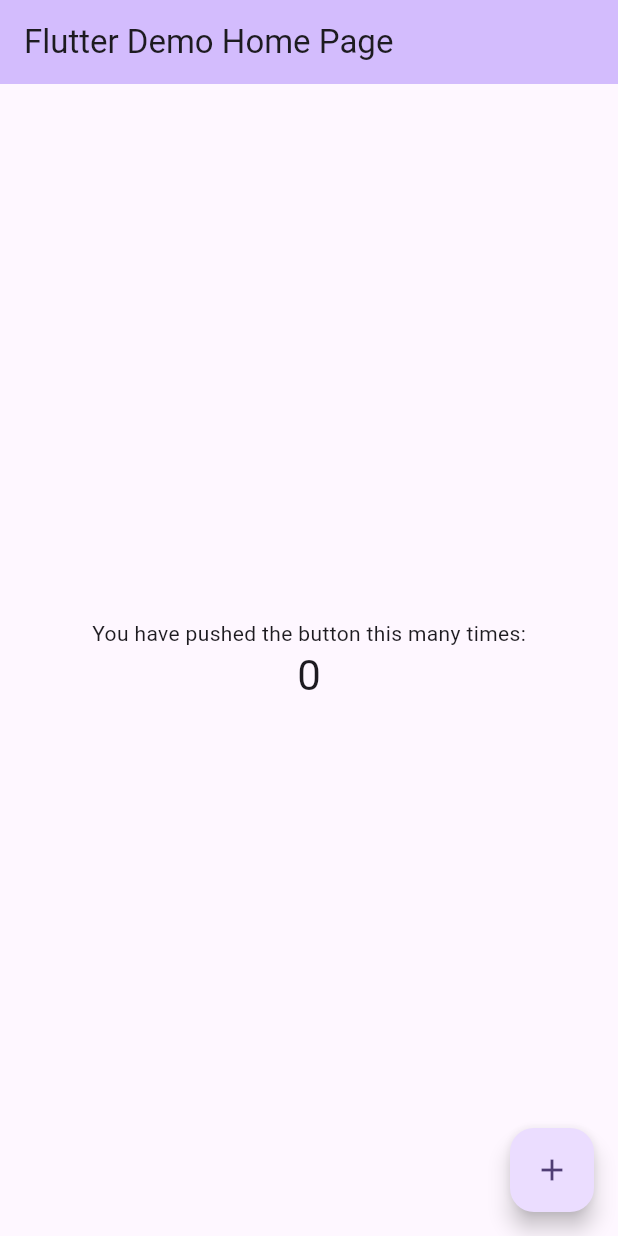
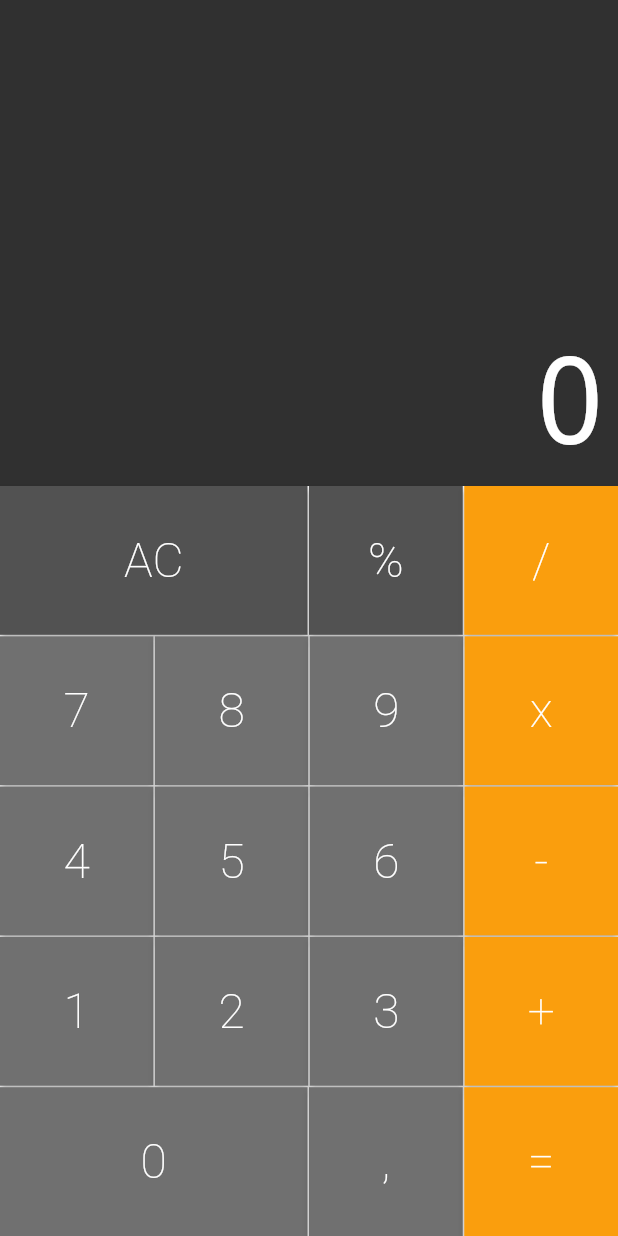
Before and after one commit to lucasvini382/calculator_flutter, a Flutter app: the screen it shows after launch, on a phone screen of 412 x 824 dp. Run offline on Flutter 3.47's test engine with Material 2 defaults, Android fonts, the phone set to English and light mode, and no system bars; drawn by our look-alikes of auto_size_text.

Commit message:
feature: Finaliza calculadora.

```diff
--- /dev/null
+++ b/lib/components/button.dart
@@ -0,0 +1,62 @@
+import 'package:flutter/material.dart';
+
+class Button extends StatelessWidget {
+  static const dark = Color.fromRGBO(82, 82, 82, 1);
+  static const defaultColor = Color.fromRGBO(112, 112, 112, 1);
+  static const operationColor = Color.fromRGBO(250, 158, 13, 1);
+
+  final String text;
+  final bool big;
+  final Color color;
+  final void Function(String) cb;
+
+  const Button({
+    super.key,
+    this.color = defaultColor,
+    required this.text,
+    this.big = false,
+    required this.cb,
+  });
+
+  const Button.big({
+    super.key,
+    this.color = defaultColor,
+    required this.text,
+    this.big = true,
+    required this.cb,
+  });
+
+  const Button.operation({
+    super.key,
+    this.color = operationColor,
+    required this.text,
+    this.big = false,
+    required this.cb,
+  });
+
+  @override
+  Widget build(BuildContext context) {
+    return Expanded(
+      flex: big ? 2 : 1,
+      child: ElevatedButton(
+        style: ButtonStyle(
+          backgroundColor: MaterialStatePropertyAll<Color>(color),
+          shape: MaterialStateProperty.all<RoundedRectangleBorder>(
+            RoundedRectangleBorder(
+              borderRadius: BorderRadius.circular(0.0),
+            ),
+          ),
+        ),
+        onPressed: () => cb(text),
+        child: Text(
+          text,
+          style: const TextStyle(
+            color: Colors.white,
+            fontSize: 32,
+            fontWeight: FontWeight.w200,
+          ),
+        ),
+      ),
+    );
+  }
+}
--- /dev/null
+++ b/lib/components/button_row.dart
@@ -0,0 +1,29 @@
+import 'package:flutter/material.dart';
+import 'button.dart';
+
+class ButtonRow extends StatelessWidget {
+  final List<Button> buttons;
+
+  const ButtonRow(this.buttons, {super.key});
+
+  @override
+  Widget build(BuildContext context) {
+    return Expanded(
+      flex: 1,
+      child: Row(
+        crossAxisAlignment: CrossAxisAlignment.stretch,
+        children: buttons.fold(<Widget>[], (list, b) {
+          list.isEmpty
+              ? list.add(b)
+              : list.addAll([
+                  const SizedBox(
+                    width: 1,
+                  ),
+                  b
+                ]);
+          return list;
+        }),
+      ),
+    );
+  }
+}
--- /dev/null
+++ b/lib/components/display.dart
@@ -0,0 +1,40 @@
+import 'package:auto_size_text/auto_size_text.dart';
+import 'package:flutter/material.dart';
+
+class Display extends StatelessWidget {
+  final String text;
+
+  const Display(this.text, {super.key});
+
+  @override
+  Widget build(BuildContext context) {
+    return Expanded(
+      flex: 1,
+      child: Container(
+        color: const Color.fromRGBO(48, 48, 48, 1),
+        child: Column(
+          crossAxisAlignment: CrossAxisAlignment.stretch,
+          mainAxisAlignment: MainAxisAlignment.end,
+          children: [
+            Padding(
+              padding: const EdgeInsets.all(8.0),
+              child: AutoSizeText(
+                  text,
+                minFontSize: 20,
+                maxFontSize: 80,
+                maxLines: 1,
+                textAlign: TextAlign.end,
+                style: const TextStyle(
+                  fontWeight: FontWeight.w100,
+                  decoration: TextDecoration.none,
+                  fontSize: 80,
+                  color: Colors.white,
+                ),
+              ),
+            ),
+          ],
+        ),
+      ),
+    );
+  }
+}
--- /dev/null
+++ b/lib/components/keyboard.dart
@@ -0,0 +1,64 @@
+import 'package:calculator_flutter/components/button.dart';
+import 'package:calculator_flutter/components/button_row.dart';
+import 'package:flutter/material.dart';
+
+class Keyboard extends StatelessWidget {
+  final void Function(String) cb;
+
+  const Keyboard(this.cb, {super.key});
+
+  @override
+  Widget build(BuildContext context) {
+    return SizedBox(
+      height: 500,
+      child: Column(
+        children: [
+          ButtonRow([
+            Button.big(
+              text: 'AC',
+              cb: cb,
+              color: Button.dark,
+            ),
+            Button(text: '%', cb: cb, color: Button.dark),
+            Button.operation(text: '/', cb: cb),
+          ]),
+          const SizedBox(
+            height: 1,
+          ),
+          ButtonRow([
+            Button(text: '7', cb: cb),
+            Button(text: '8', cb: cb),
+            Button(text: '9', cb: cb),
+            Button.operation(text: 'x', cb: cb),
+          ]),
+          const SizedBox(
+            height: 1,
+          ),
+          ButtonRow([
+            Button(text: '4', cb: cb),
+            Button(text: '5', cb: cb),
+            Button(text: '6', cb: cb),
+            Button.operation(text: '-', cb: cb),
+          ]),
+          const SizedBox(
+            height: 1,
+          ),
+          ButtonRow([
+            Button(text: '1', cb: cb),
+            Button(text: '2', cb: cb),
+            Button(text: '3', cb: cb),
+            Button.operation(text: '+', cb: cb),
+          ]),
+          const SizedBox(
+            height: 1,
+          ),
+          ButtonRow([
+            Button.big(text: '0', cb: cb),
+            Button(text: ',', cb: cb),
+            Button.operation(text: '=', cb: cb),
+          ]),
+        ],
+      ),
+    );
+  }
+}
--- a/lib/main.dart
+++ b/lib/main.dart
@@ -1,125 +1,6 @@
+import 'package:calculator_flutter/screens/calculator.dart';
 import 'package:flutter/material.dart';
 
 void main() {
-  runApp(const MyApp());
+  runApp(const Calculator());
 }
-
-class MyApp extends StatelessWidget {
-  const MyApp({super.key});
-
-  // This widget is the root of your application.
-  @override
-  Widget build(BuildContext context) {
-    return MaterialApp(
-      title: 'Flutter Demo',
-      theme: ThemeData(
-        // This is the theme of your application.
-        //
-        // TRY THIS: Try running your application with "flutter run". You'll see
-        // the application has a blue toolbar. Then, without quitting the app,
-        // try changing the seedColor in the colorScheme below to Colors.green
-        // and then invoke "hot reload" (save your changes or press the "hot
-        // reload" button in a Flutter-supported IDE, or press "r" if you used
-        // the command line to start the app).
-        //
-        // Notice that the counter didn't reset back to zero; the application
-        // state is not lost during the reload. To reset the state, use hot
-        // restart instead.
-        //
-        // This works for code too, not just values: Most code changes can be
-        // tested with just a hot reload.
-        colorScheme: ColorScheme.fromSeed(seedColor: Colors.deepPurple),
-        useMaterial3: true,
-      ),
-      home: const MyHomePage(title: 'Flutter Demo Home Page'),
-    );
-  }
-}
-
-class MyHomePage extends StatefulWidget {
-  const MyHomePage({super.key, required this.title});
-
-  // This widget is the home page of your application. It is stateful, meaning
-  // that it has a State object (defined below) that contains fields that affect
-  // how it looks.
-
-  // This class is the configuration for the state. It holds the values (in this
-  // case the title) provided by the parent (in this case the App widget) and
-  // used by the build method of the State. Fields in a Widget subclass are
-  // always marked "final".
-
-  final String title;
-
-  @override
-  State<MyHomePage> createState() => _MyHomePageState();
-}
-
-class _MyHomePageState extends State<MyHomePage> {
-  int _counter = 0;
-
-  void _incrementCounter() {
-    setState(() {
-      // This call to setState tells the Flutter framework that something has
-      // changed in this State, which causes it to rerun the build method below
-      // so that the display can reflect the updated values. If we changed
-      // _counter without calling setState(), then the build method would not be
-      // called again, and so nothing would appear to happen.
-      _counter++;
-    });
-  }
-
-  @override
-  Widget build(BuildContext context) {
-    // This method is rerun every time setState is called, for instance as done
-    // by the _incrementCounter method above.
-    //
-    // The Flutter framework has been optimized to make rerunning build methods
-    // fast, so that you can just rebuild anything that needs updating rather
-    // than having to individually change instances of widgets.
-    return Scaffold(
-      appBar: AppBar(
-        // TRY THIS: Try changing the color here to a specific color (to
-        // Colors.amber, perhaps?) and trigger a hot reload to see the AppBar
-        // change color while the other colors stay the same.
-        backgroundColor: Theme.of(context).colorScheme.inversePrimary,
-        // Here we take the value from the MyHomePage object that was created by
-        // the App.build method, and use it to set our appbar title.
-        title: Text(widget.title),
-      ),
-      body: Center(
-        // Center is a layout widget. It takes a single child and positions it
-        // in the middle of the parent.
-        child: Column(
-          // Column is also a layout widget. It takes a list of children and
-          // arranges them vertically. By default, it sizes itself to fit its
-          // children horizontally, and tries to be as tall as its parent.
-          //
-          // Column has various properties to control how it sizes itself and
-          // how it positions its children. Here we use mainAxisAlignment to
-          // center the children vertically; the main axis here is the vertical
-          // axis because Columns are vertical (the cross axis would be
-          // horizontal).
-          //
-          // TRY THIS: Invoke "debug painting" (choose the "Toggle Debug Paint"
-          // action in the IDE, or press "p" in the console), to see the
-          // wireframe for each widget.
-          mainAxisAlignment: MainAxisAlignment.center,
-          children: <Widget>[
-            const Text(
-              'You have pushed the button this many times:',
-            ),
-            Text(
-              '$_counter',
-              style: Theme.of(context).textTheme.headlineMedium,
-            ),
-          ],
-        ),
-      ),
-      floatingActionButton: FloatingActionButton(
-        onPressed: _incrementCounter,
-        tooltip: 'Increment',
-        child: const Icon(Icons.add),
-      ), // This trailing comma makes auto-formatting nicer for build methods.
-    );
-  }
-}
--- /dev/null
+++ b/lib/screens/calculator.dart
@@ -0,0 +1,38 @@
+import 'package:calculator_flutter/components/display.dart';
+import 'package:calculator_flutter/components/keyboard.dart';
+import 'package:calculator_flutter/models/memory.dart';
+import 'package:flutter/material.dart';
+import 'package:flutter/services.dart';
+
+class Calculator extends StatefulWidget {
+  const Calculator({super.key});
+
+  @override
+  State<Calculator> createState() => _CalculatorState();
+}
+
+class _CalculatorState extends State<Calculator> {
+  final Memory memory = Memory();
+
+  _onPressed(String command) {
+    setState(() {
+      memory.applyCommand(command);
+    });
+  }
+
+  @override
+  Widget build(BuildContext context) {
+    SystemChrome.setPreferredOrientations([
+      DeviceOrientation.portraitUp
+    ]);
+
+    return MaterialApp(
+      home: Column(
+        children: [
+          Display(memory.value),
+          Keyboard(_onPressed),
+        ],
+      ),
+    );
+  }
+}
--- a/pubspec.yaml
+++ b/pubspec.yaml
@@ -35,6 +35,7 @@
   # The following adds the Cupertino Icons font to your application.
   # Use with the CupertinoIcons class for iOS style icons.
   cupertino_icons: ^1.0.2
+  auto_size_text: ^3.0.0
 
 dev_dependencies:
   flutter_test:
```
Also changed, not shown: lib/models/memory.dart (added, +97 -0 lines), pubspec.lock, 1 other file.
